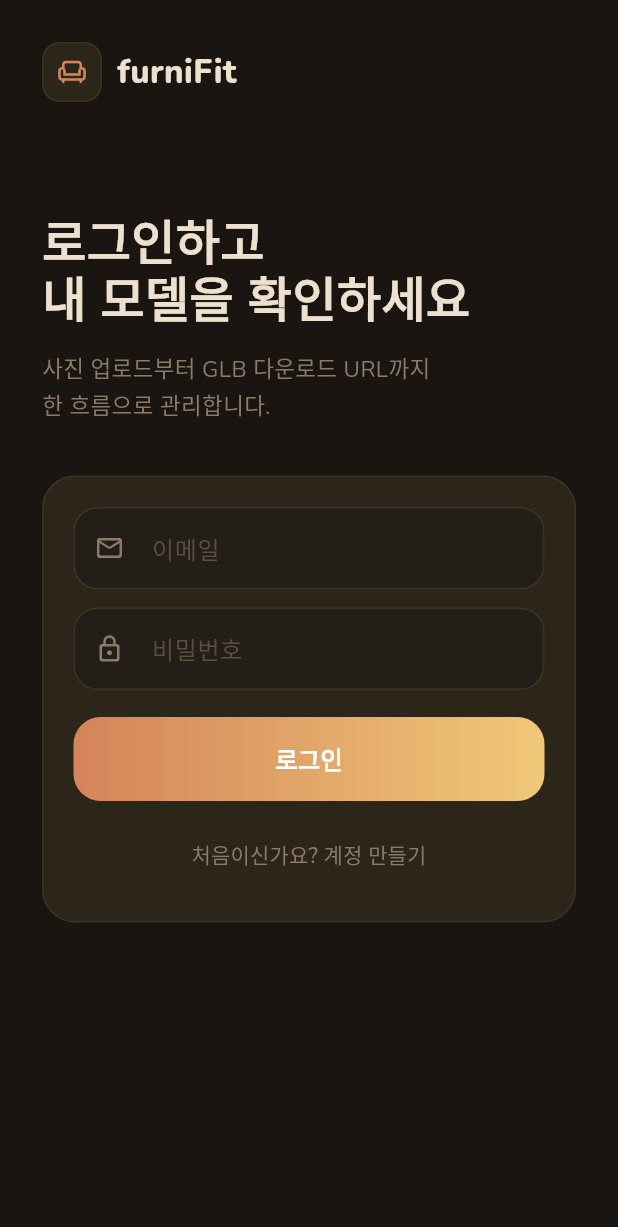
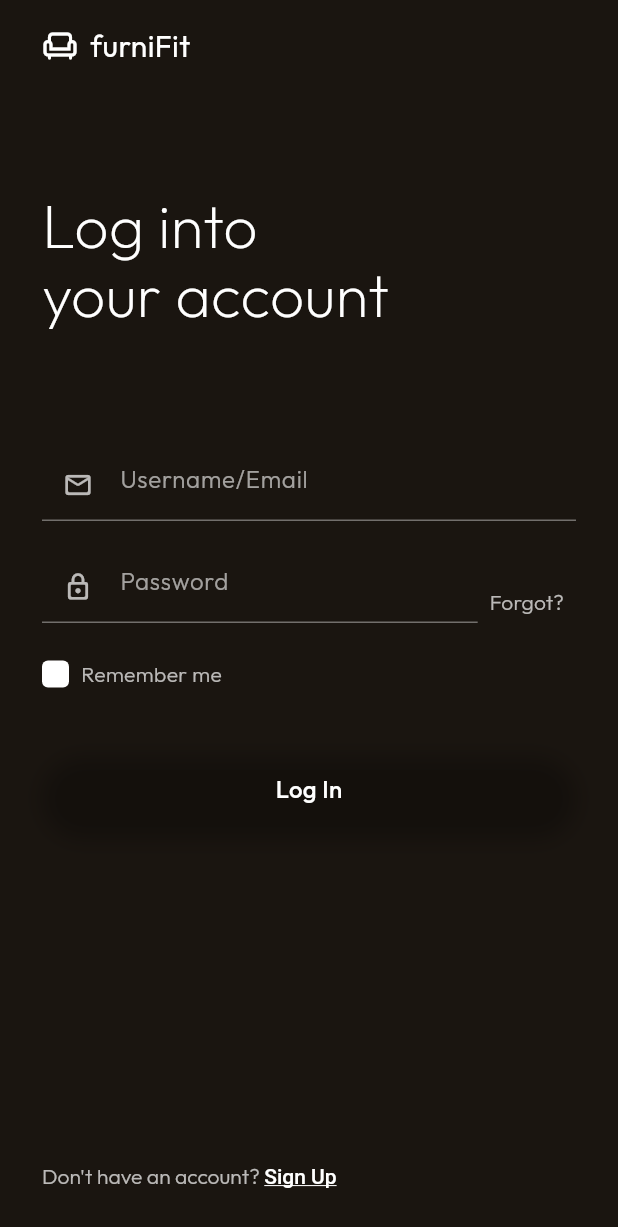
Before and after one commit to sseongyunn/20261R0136COSE45700, a Flutter app: the screen it shows after launch, on a phone screen of 412 x 824 dp. Shown: the top 1227 px of the screen. Run offline on Flutter 3.47's test engine with Material 3 defaults, Android fonts, the phone set to English and light mode, and no system bars; our stand-ins replace gap, google_fonts, image_picker, shared_preferences; missing offline and left inert: arkit_plugin, model_viewer_plus; statements that could not run were skipped.

Commit message:
feat: redesign auth screen according to UI/UX specifications

```diff
--- a/frontend/lib/screens/auth_screen.dart
+++ b/frontend/lib/screens/auth_screen.dart
@@ -17,6 +17,7 @@ class _AuthScreenState extends State<AuthScreen> {
   final _emailController = TextEditingController();
   final _passwordController = TextEditingController();
   bool _isSignup = false;
+  bool _rememberMe = false;
   bool _loading = false;
   String? _error;
 
@@ -56,55 +57,215 @@ class _AuthScreenState extends State<AuthScreen> {
 
   @override
   Widget build(BuildContext context) {
+    final height = MediaQuery.sizeOf(context).height;
+    final topPadding = MediaQuery.paddingOf(context).top;
+    final bottomPadding = MediaQuery.paddingOf(context).bottom;
+
     return Scaffold(
-      body: SafeArea(
-        child: SingleChildScrollView(
-          padding: const EdgeInsets.symmetric(horizontal: 28),
-          child: ConstrainedBox(
-            constraints: BoxConstraints(
-              minHeight:
-                  MediaQuery.sizeOf(context).height -
-                  MediaQuery.paddingOf(context).top -
-                  MediaQuery.paddingOf(context).bottom,
+      resizeToAvoidBottomInset: false,
+      body: Container(
+        width: double.infinity,
+        height: double.infinity,
+        decoration: const BoxDecoration(
+          gradient: AuthColors.radialGradientPreset, // 1. 은은한 베이지~그레이/화이트 radial gradient
         ),
+        child: SafeArea(
+          child: Padding(
+            padding: const EdgeInsets.symmetric(horizontal: 28), // 1. 좌우 여백 (28dp)
             child: Column(
+              crossAxisAlignment: CrossAxisAlignment.start, // 1. 좌측 정렬 중심
+              mainAxisAlignment: MainAxisAlignment.spaceBetween,
+              children: [
+                Column(
                   crossAxisAlignment: CrossAxisAlignment.start,
                   children: [
-                const Gap(28),
+                    const Gap(16),
                     const _Logo(),
-                const Gap(72),
+                    Gap(height * 0.10), // 2. 타이틀 위치: 상단 약 1/4 지점
                     Text(
-                  _isSignup ? '계정을 만들고\n3D 생성을 시작하세요' : '로그인하고\n내 모델을 확인하세요',
-                  style: GoogleFonts.nunito(
-                    fontSize: 32,
-                    fontWeight: FontWeight.w800,
-                    color: AppColors.textPrimary,
-                    height: 1.2,
+                      _isSignup ? 'Create\nyour account' : 'Log into\nyour account',
+                      style: GoogleFonts.outfit(
+                        fontSize: 40,
+                        fontWeight: FontWeight.w200, // 미니멀한 얇고 감각적인 두께
+                        color: Colors.white,
+                        height: 1.15,
                       ),
                     ),
-                const Gap(14),
-                Text(
-                  '사진 업로드부터 GLB 다운로드 URL까지\n한 흐름으로 관리합니다.',
-                  style: GoogleFonts.nunito(
-                    fontSize: 15,
-                    color: AppColors.textSecondary,
-                    height: 1.55,
+                    const Gap(80),
+                    // 3. Username/Email 입력 필드 (Underline 스타일)
+                    _UnderlineInput(
+                      controller: _emailController,
+                      hintText: 'Username/Email',
+                      icon: Icons.mail_outline_rounded,
+                      keyboardType: TextInputType.emailAddress,
+                    ),
+                    const Gap(20),
+                    // 3. Password 입력 필드 (Underline 스타일) & Forgot? 버튼 Baseline 배치
+                    Row(
+                      crossAxisAlignment: CrossAxisAlignment.end,
+                      children: [
+                        Expanded(
+                          child: _UnderlineInput(
+                            controller: _passwordController,
+                            hintText: 'Password',
+                            icon: Icons.lock_outline_rounded,
+                            obscureText: true,
                           ),
                         ),
-                const Gap(34),
-                _AuthCard(
-                  emailController: _emailController,
-                  passwordController: _passwordController,
-                  loading: _loading,
-                  isSignup: _isSignup,
-                  error: _error,
-                  onSubmit: _submit,
-                  onToggle: () => setState(() {
+                        if (!_isSignup) ...[
+                          TextButton(
+                            onPressed: () {
+                              ScaffoldMessenger.of(context).showSnackBar(
+                                const SnackBar(
+                                  content: Text('비밀번호 찾기 기능은 아직 지원되지 않습니다.'),
+                                ),
+                              );
+                            },
+                            style: TextButton.styleFrom(
+                              padding: const EdgeInsets.symmetric(horizontal: 8, vertical: 4),
+                              minimumSize: Size.zero,
+                              tapTargetSize: MaterialTapTargetSize.shrinkWrap,
+                            ),
+                            child: Text(
+                              'Forgot?',
+                              style: GoogleFonts.outfit(
+                                color: Colors.white70,
+                                fontWeight: FontWeight.w300,
+                                fontSize: 14,
+                              ),
+                            ),
+                          ),
+                        ],
+                      ],
+                    ),
+                    const Gap(24),
+                    // 3. 옵션 영역 (Remember me)
+                    if (!_isSignup) ...[
+                      Row(
+                        children: [
+                          GestureDetector(
+                            onTap: () {
+                              setState(() {
+                                _rememberMe = !_rememberMe;
+                              });
+                            },
+                            child: Container(
+                              width: 18,
+                              height: 18,
+                              decoration: BoxDecoration(
+                                color: Colors.white,
+                                borderRadius: BorderRadius.circular(4), // 모서리가 살짝 둥근 사각
+                              ),
+                              child: _rememberMe
+                                  ? const Icon(
+                                      Icons.check,
+                                      size: 14,
+                                      color: Color(0xFF6E5F4F),
+                                    )
+                                  : null,
+                            ),
+                          ),
+                          const Gap(8),
+                          Text(
+                            'Remember me',
+                            style: GoogleFonts.outfit(
+                              fontSize: 14,
+                              fontWeight: FontWeight.w300,
+                              color: Colors.white.withValues(alpha: 0.7),
+                            ),
+                          ),
+                        ],
+                      ),
+                    ],
+                    if (_error != null) ...[
+                      const Gap(16),
+                      _ErrorBox(message: _error!),
+                    ],
+                    const Gap(40),
+                    // 4. 기본 로그인 버튼 (Log In/Sign Up, Capsule/Pill-shaped, Charcoal, Drop Shadow)
+                    GestureDetector(
+                      onTap: _loading ? null : _submit,
+                      child: Container(
+                        height: 54,
+                        width: double.infinity,
+                        decoration: BoxDecoration(
+                          color: AuthColors.charcoalButton, // #2A2A2E 내외
+                          borderRadius: BorderRadius.circular(27), // 캡슐 형태
+                          boxShadow: [
+                            BoxShadow(
+                              color: Colors.black.withValues(alpha: 0.25),
+                              blurRadius: 12,
+                              offset: const Offset(0, 6), // 부드럽고 은은한 드롭 섀도우
+                            ),
+                          ],
+                        ),
+                        child: Center(
+                          child: _loading
+                              ? const SizedBox(
+                                  width: 20,
+                                  height: 20,
+                                  child: CircularProgressIndicator(
+                                    strokeWidth: 2,
+                                    color: Colors.white,
+                                  ),
+                                )
+                              : Text(
+                                  _isSignup ? 'Sign Up' : 'Log In',
+                                  style: GoogleFonts.outfit(
+                                    fontSize: 16,
+                                    fontWeight: FontWeight.w500,
+                                    color: Colors.white,
+                                  ),
+                                ),
+                        ),
+                      ),
+                    ),
+                  ],
+                ),
+                // 5. 하단 푸터 (Don't have an account? Sign Up, 좌측 정렬, 밑줄)
+                Column(
+                  crossAxisAlignment: CrossAxisAlignment.start,
+                  children: [
+                    const Gap(24),
+                    TextButton(
+                      onPressed: _loading
+                          ? null
+                          : () => setState(() {
                                 _isSignup = !_isSignup;
                                 _error = null;
                               }),
+                      style: TextButton.styleFrom(
+                        padding: EdgeInsets.zero,
+                        alignment: Alignment.centerLeft,
                       ),
-                const Gap(24),
+                      child: RichText(
+                        text: TextSpan(
+                          style: GoogleFonts.outfit(
+                            fontSize: 14,
+                            fontWeight: FontWeight.w300,
+                            color: Colors.white.withValues(alpha: 0.7),
+                          ),
+                          children: [
+                            TextSpan(
+                              text: _isSignup
+                                  ? 'Already have an account? '
+                                  : "Don't have an account? ",
+                            ),
+                            TextSpan(
+                              text: _isSignup ? 'Log In' : 'Sign Up',
+                              style: const TextStyle(
+                                fontWeight: FontWeight.w500,
+                                decoration: TextDecoration.underline,
+                                color: Colors.white,
+                              ),
+                            ),
+                          ],
+                        ),
+                      ),
+                    ),
+                    const Gap(16),
+                  ],
+                ),
               ],
             ),
           ),
@@ -121,26 +282,18 @@ class _Logo extends StatelessWidget {
   Widget build(BuildContext context) {
     return Row(
       children: [
-        Container(
-          padding: const EdgeInsets.all(9),
-          decoration: BoxDecoration(
-            color: AppColors.card,
-            borderRadius: BorderRadius.circular(12),
-            border: Border.all(color: AppColors.border),
+        const Icon(
+          Icons.chair_outlined,
+          color: Colors.white,
+          size: 24,
         ),
-          child: const Icon(
-            Icons.chair_outlined,
-            color: AppColors.primary,
-            size: 20,
-          ),
-        ),
-        const Gap(10),
+        const Gap(8),
         Text(
           'furniFit',
-          style: GoogleFonts.nunito(
-            fontSize: 22,
-            fontWeight: FontWeight.w800,
-            color: AppColors.textPrimary,
+          style: GoogleFonts.outfit(
+            fontSize: 20,
+            fontWeight: FontWeight.w400,
+            color: Colors.white,
           ),
         ),
       ],
@@ -148,112 +301,16 @@ class _Logo extends StatelessWidget {
   }
 }
 
-class _AuthCard extends StatelessWidget {
-  final TextEditingController emailController;
-  final TextEditingController passwordController;
-  final bool loading;
-  final bool isSignup;
-  final String? error;
-  final VoidCallback onSubmit;
-  final VoidCallback onToggle;
-
-  const _AuthCard({
-    required this.emailController,
-    required this.passwordController,
-    required this.loading,
-    required this.isSignup,
-    required this.error,
-    required this.onSubmit,
-    required this.onToggle,
-  });
-
-  @override
-  Widget build(BuildContext context) {
-    return Container(
-      padding: const EdgeInsets.all(20),
-      decoration: BoxDecoration(
-        color: AppColors.card,
-        borderRadius: BorderRadius.circular(22),
-        border: Border.all(color: AppColors.border),
-      ),
-      child: Column(
-        children: [
-          _TextInput(
-            controller: emailController,
-            label: '이메일',
-            icon: Icons.mail_outline_rounded,
-            keyboardType: TextInputType.emailAddress,
-          ),
-          const Gap(12),
-          _TextInput(
-            controller: passwordController,
-            label: '비밀번호',
-            icon: Icons.lock_outline_rounded,
-            obscureText: true,
-          ),
-          if (error != null) ...[const Gap(14), _ErrorBox(message: error!)],
-          const Gap(18),
-          GestureDetector(
-            onTap: loading ? null : onSubmit,
-            child: AnimatedContainer(
-              duration: const Duration(milliseconds: 250),
-              height: 56,
-              decoration: BoxDecoration(
-                gradient: const LinearGradient(
-                  colors: [AppColors.primary, AppColors.accent],
-                  begin: Alignment.centerLeft,
-                  end: Alignment.centerRight,
-                ),
-                borderRadius: BorderRadius.circular(18),
-              ),
-              child: Center(
-                child: loading
-                    ? const SizedBox(
-                        width: 20,
-                        height: 20,
-                        child: CircularProgressIndicator(
-                          strokeWidth: 2,
-                          color: Colors.white,
-                        ),
-                      )
-                    : Text(
-                        isSignup ? '가입하기' : '로그인',
-                        style: GoogleFonts.nunito(
-                          fontSize: 16,
-                          fontWeight: FontWeight.w800,
-                          color: Colors.white,
-                        ),
-                      ),
-              ),
-            ),
-          ),
-          const Gap(12),
-          TextButton(
-            onPressed: loading ? null : onToggle,
-            child: Text(
-              isSignup ? '이미 계정이 있나요? 로그인' : '처음이신가요? 계정 만들기',
-              style: GoogleFonts.nunito(
-                fontSize: 14,
-                color: AppColors.textSecondary,
-              ),
-            ),
-          ),
-        ],
-      ),
-    );
-  }
-}
-
-class _TextInput extends StatelessWidget {
+class _UnderlineInput extends StatelessWidget {
   final TextEditingController controller;
-  final String label;
+  final String hintText;
   final IconData icon;
   final bool obscureText;
   final TextInputType? keyboardType;
 
-  const _TextInput({
+  const _UnderlineInput({
     required this.controller,
-    required this.label,
+    required this.hintText,
     required this.icon,
     this.obscureText = false,
     this.keyboardType,
@@ -265,20 +322,21 @@ class _TextInput extends StatelessWidget {
       controller: controller,
       obscureText: obscureText,
       keyboardType: keyboardType,
-      style: GoogleFonts.nunito(fontSize: 15, color: AppColors.textPrimary),
+      style: GoogleFonts.outfit(fontSize: 16, fontWeight: FontWeight.w300, color: Colors.white),
+      cursorColor: Colors.white,
       decoration: InputDecoration(
-        labelText: label,
-        labelStyle: GoogleFonts.nunito(color: AppColors.textTertiary),
-        prefixIcon: Icon(icon, color: AppColors.textSecondary, size: 20),
-        filled: true,
-        fillColor: AppColors.surface,
-        enabledBorder: OutlineInputBorder(
-          borderRadius: BorderRadius.circular(16),
-          borderSide: const BorderSide(color: AppColors.border),
+        hintText: hintText,
+        hintStyle: GoogleFonts.outfit(
+          color: Colors.white.withValues(alpha: 0.6),
+          fontWeight: FontWeight.w300,
         ),
-        focusedBorder: OutlineInputBorder(
-          borderRadius: BorderRadius.circular(16),
-          borderSide: const BorderSide(color: AppColors.primary),
+        prefixIcon: Icon(icon, color: Colors.white70, size: 20),
+        filled: false, // 채우기 없이
+        enabledBorder: const UnderlineInputBorder(
+          borderSide: BorderSide(color: Colors.white38, width: 1.0), // 반투명 화이트 밑줄
+        ),
+        focusedBorder: const UnderlineInputBorder(
+          borderSide: BorderSide(color: Colors.white, width: 1.5),
         ),
       ),
     );
@@ -296,15 +354,16 @@ class _ErrorBox extends StatelessWidget {
       width: double.infinity,
       padding: const EdgeInsets.all(12),
       decoration: BoxDecoration(
-        color: const Color(0xFF3A1D1D),
-        borderRadius: BorderRadius.circular(14),
-        border: Border.all(color: const Color(0xFF693131)),
+        color: const Color(0x2BFFB8A8),
+        borderRadius: BorderRadius.circular(10),
+        border: Border.all(color: Colors.white38),
       ),
       child: Text(
         message,
-        style: GoogleFonts.nunito(
+        style: GoogleFonts.outfit(
           fontSize: 13,
-          color: const Color(0xFFFFB8A8),
+          fontWeight: FontWeight.w300,
+          color: Colors.white,
           height: 1.4,
         ),
       ),
```
Lines whose indentation alone changed are shown as unchanged.
